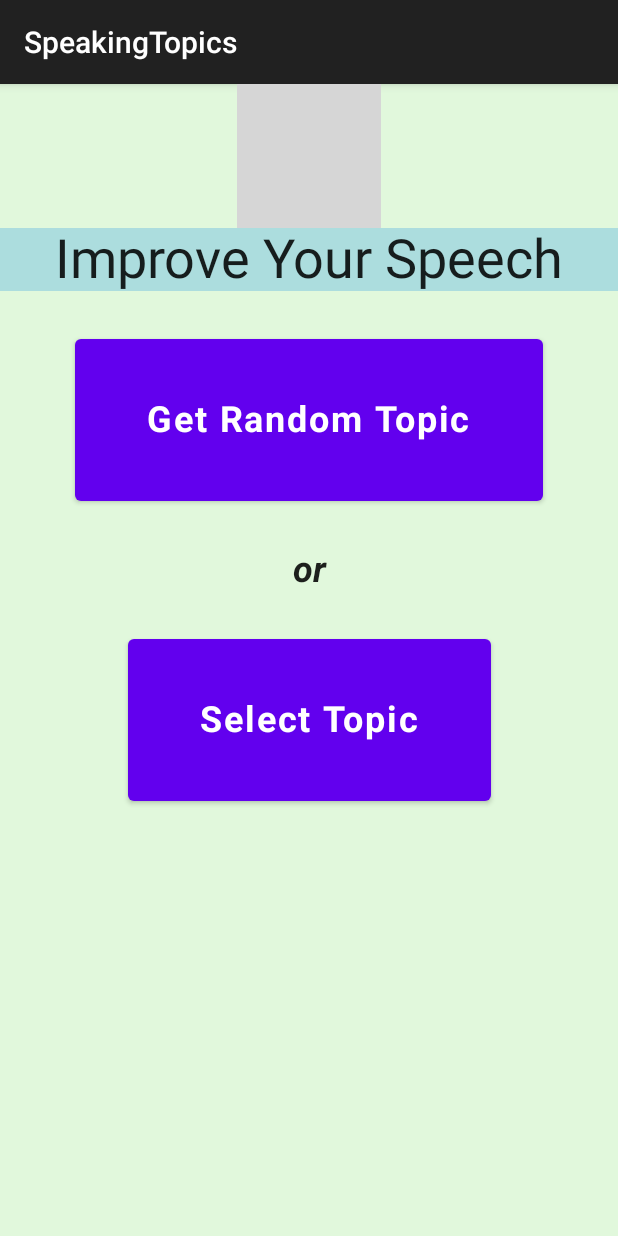
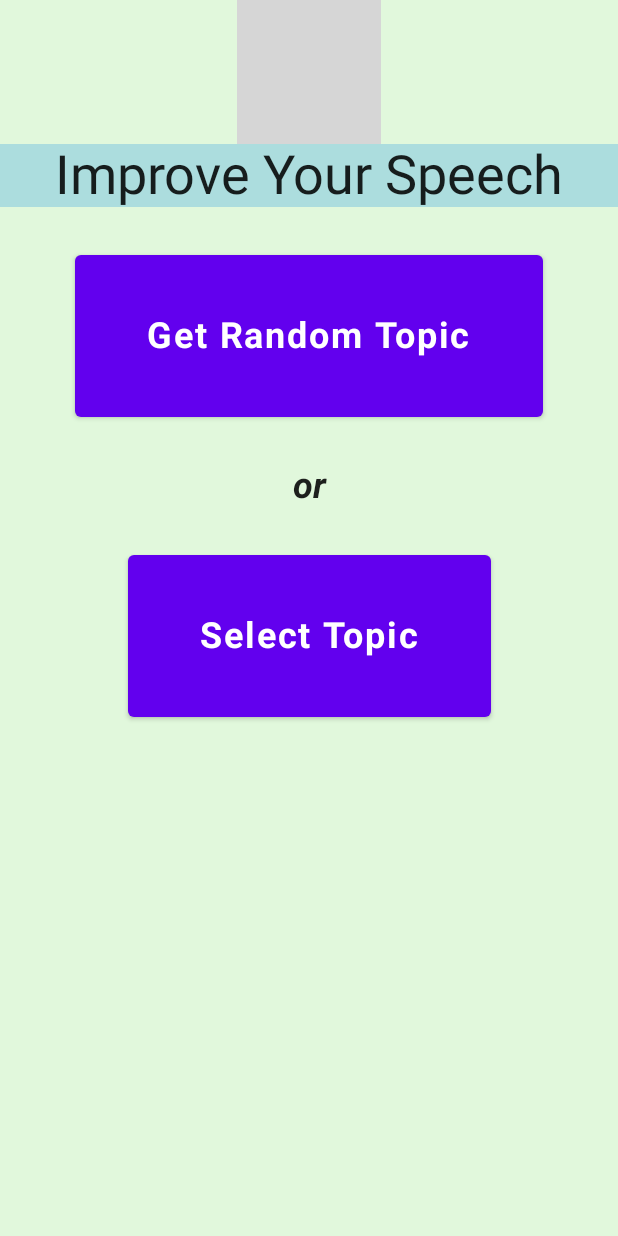
Before and after one commit to radocodes/Speaking-Topics, an Android app built with Jetpack Compose: the screen it shows after launch (MainActivity), on a phone screen of 412 x 824 dp. Run offline under Robolectric (Android 15) with nearby library versions, the phone set to English and light mode, and no system bars; grey boxes are pictures that could not be loaded.

Commit message:
Update Theme.SpeakingTopics to NoActionBar and fix statusBarColor at themes.xml

```diff
--- a/source_code/app/src/main/res/values/themes.xml
+++ b/source_code/app/src/main/res/values/themes.xml
@@ -1,7 +1,7 @@
 <?xml version="1.0" encoding="utf-8"?>
 <resources>
 
-    <style name="Theme.SpeakingTopics" parent="android:Theme.Material">
-        <item name="android:statusBarColor">@color/purple_700</item>
+    <style name="Theme.SpeakingTopics" parent="android:Theme.Material.NoActionBar">
+<!--        <item name="android:statusBarColor">@color/purple_700</item>-->
     </style>
 </resources>
```
